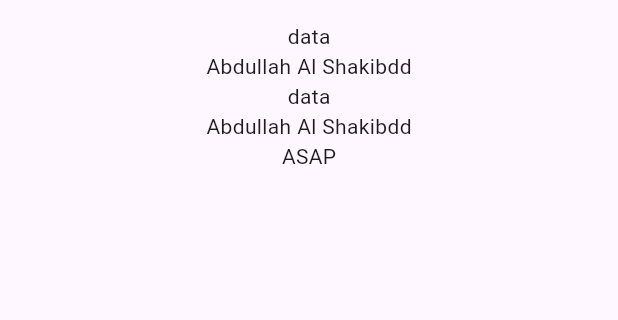
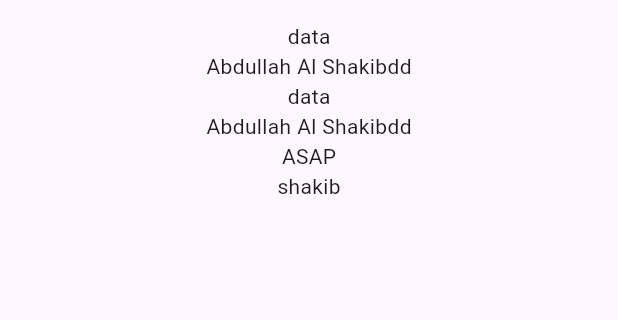
Before and after one commit to codershakibs001/new_projects, a Flutter app: the SplashScreen screen opened directly, on a phone screen of 412 x 824 dp, the part 63-383 px from its top. Run offline on Flutter 3.47's test engine with Material 3 defaults, Android fonts, the phone set to English and light mode, and no system bars.

Commit message:
new project

```diff
--- a/lib/src/views/screens/splash_screen.dart
+++ b/lib/src/views/screens/splash_screen.dart
@@ -20,6 +20,7 @@ class _SplashScreenState extends State<SplashScreen> {
           Center(child: Text('data')),
           Center(child: Text("Abdullah Al Shakibdd")),
           Text('ASAP'),
+          Text("shakib"),
         ],
       ),
     );
```
